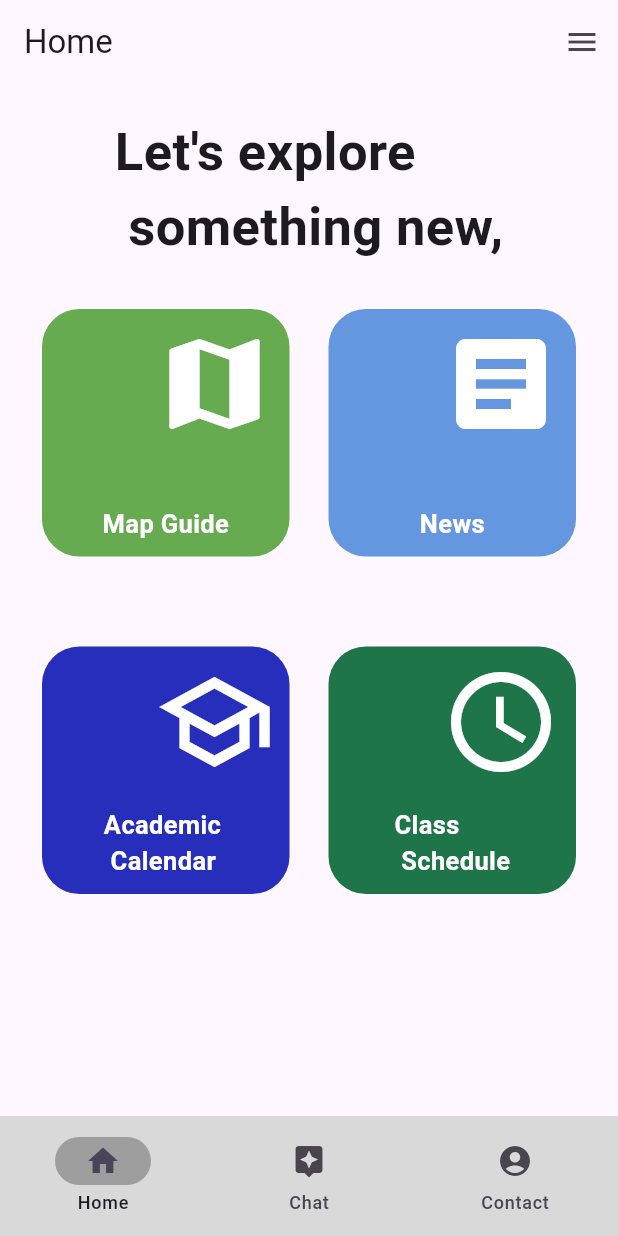
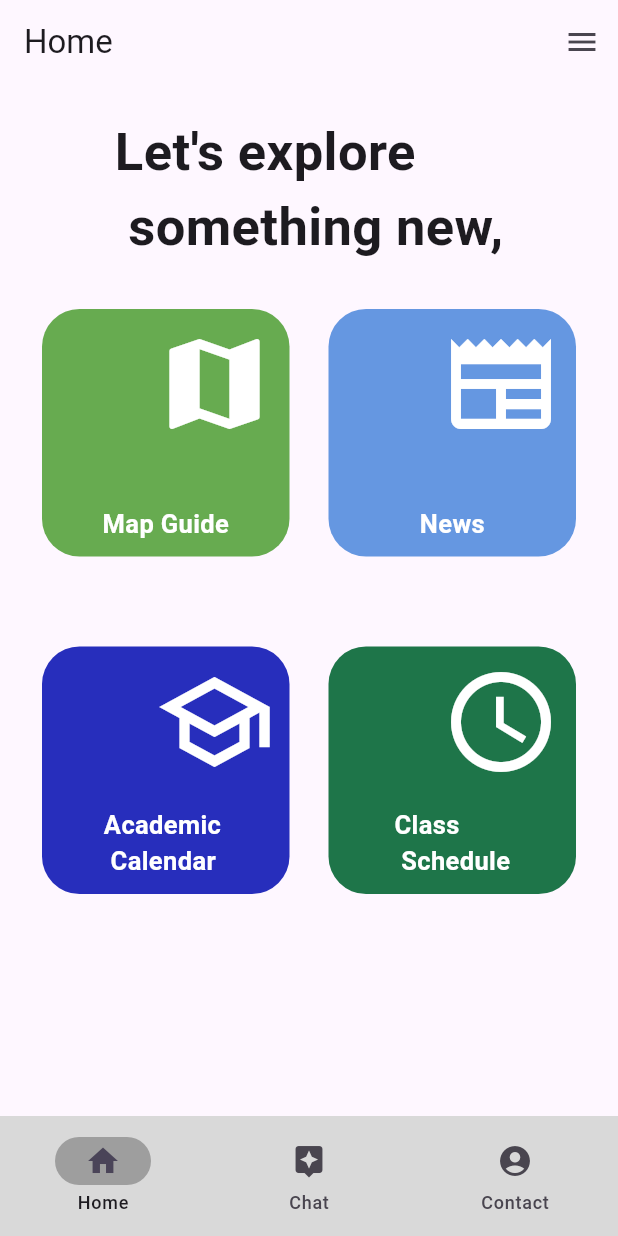
Before and after one commit to HanMinThaw/mfuguide, a Flutter app: the screen it shows once a user with an empty profile is signed in, on a phone screen of 412 x 824 dp. Run offline on Flutter 3.47's test engine with Material 3 defaults, Android fonts, the phone set to English and light mode, and no system bars; our stand-ins replace firebase_auth, firebase_core, google_sign_in; accounts and stored records are empty.

Commit message:
changes before adding google maps package

```diff
--- a/lib/components/menu_button.dart
+++ b/lib/components/menu_button.dart
@@ -4,15 +4,17 @@ class MenuButton extends StatelessWidget {
   final Color? buttonColor;
   final String? buttonName;
   final IconData? buttonIcon;
+  final Function()? onClicked;
   MenuButton(
       {required this.buttonColor,
       required this.buttonName,
-      required this.buttonIcon});
+      required this.buttonIcon,
+      this.onClicked});
 
   @override
   Widget build(BuildContext context) {
     return GestureDetector(
-      onTap: () {},
+      onTap: onClicked,
       child: Container(
         padding: EdgeInsets.all(10),
         width: 165,
--- a/lib/pages/auth_page.dart
+++ b/lib/pages/auth_page.dart
@@ -1,5 +1,6 @@
 import 'package:firebase_auth/firebase_auth.dart';
 import 'package:flutter/material.dart';
+import 'package:mfu_guide/pages/home_page.dart';
 import 'package:mfu_guide/pages/landing_page.dart';
 import 'package:mfu_guide/pages/login_page.dart';
 
--- a/lib/pages/home_page.dart
+++ b/lib/pages/home_page.dart
@@ -1,4 +1,5 @@
 import 'package:flutter/material.dart';
+import 'package:mfu_guide/pages/map_page.dart';
 
 import '../components/menu_button.dart';
 
@@ -31,13 +32,19 @@ class HomePage extends StatelessWidget {
             mainAxisAlignment: MainAxisAlignment.spaceAround,
             children: [
               MenuButton(
-                  buttonColor: Color(0xFF67AB50),
-                  buttonName: 'Map Guide',
-                  buttonIcon: Icons.map),
+                buttonColor: Color(0xFF67AB50),
+                buttonName: 'Map Guide',
+                buttonIcon: Icons.map,
+                onClicked: () {
+                  Navigator.push(context, MaterialPageRoute(builder: (context) {
+                    return MapPage();
+                  }));
+                },
+              ),
               MenuButton(
                   buttonColor: Color(0xFF6597E1),
                   buttonName: 'News',
-                  buttonIcon: Icons.article),
+                  buttonIcon: Icons.newspaper),
             ],
           ),
           SizedBox(
```
Also changed, not shown: lib/pages/map_page.dart (added, +20 -0 lines), 3 other files.
